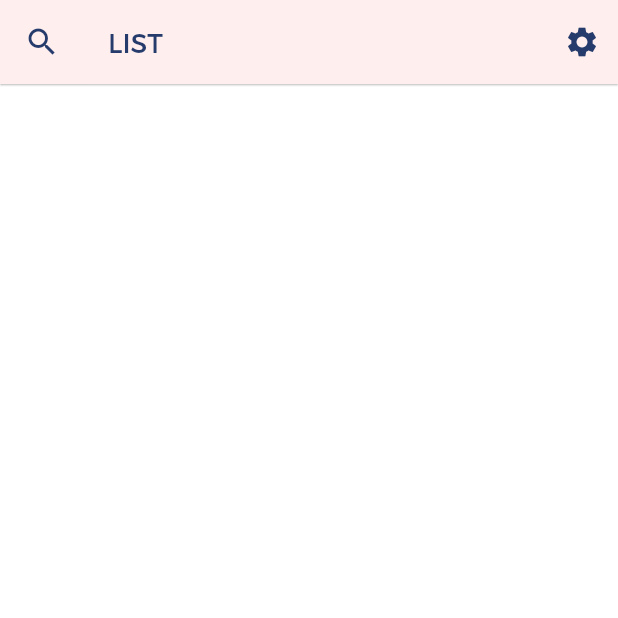
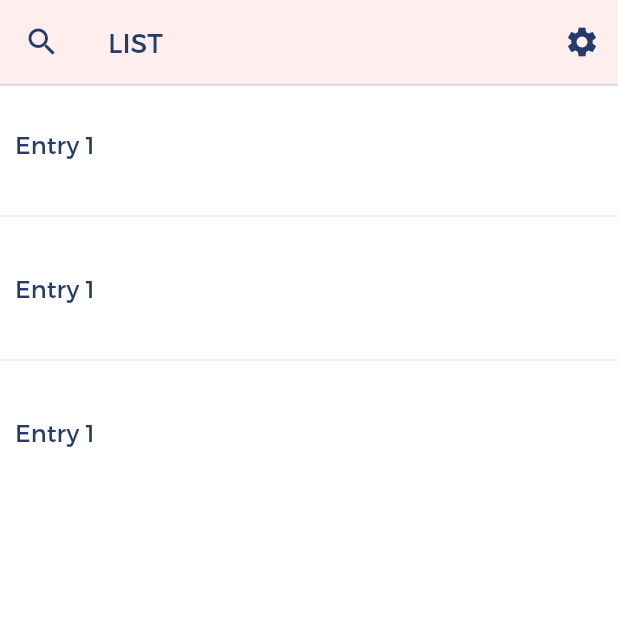
Before and after one commit to mroom-software/mr-pwd-mobile, a Flutter app: the ListScreen screen opened by its route, on a phone screen of 412 x 824 dp, the top half of it. Run offline on Flutter 3.47's test engine with Material 2 defaults, Android fonts, the phone set to English and light mode, and no system bars; our stand-ins replace dio, flutter_secure_storage, sqflite, sticky_headers; missing offline and left inert: eosdart; accounts and stored records are empty.

Commit message:
Add missing screens

```diff
--- a/lib/bc/eos/eos.dart
+++ b/lib/bc/eos/eos.dart
@@ -73,3 +73,5 @@ class EOS {
     });
   }
 }
+
+final eos = new EOS();
--- a/lib/bc/ethereum/ethereum.dart
+++ b/lib/bc/ethereum/ethereum.dart
@@ -0,0 +1,6 @@
+
+class Ethereum {
+
+}
+
+final ether = Ethereum();
--- a/lib/data/db/db.dart
+++ b/lib/data/db/db.dart
@@ -25,7 +25,8 @@ class DB {
             create table users (
               id integer primary key autoincrement,
               name text,
-              chainURL text not null,
+              chainID text not null,
+              network text default 'eos',
               password integer)
           ''');
         },
--- a/lib/routes.dart
+++ b/lib/routes.dart
@@ -1,7 +1,9 @@
 import 'package:flutter/material.dart';
+import 'package:blockpass/screens/settings.dart';
 import 'package:blockpass/screens/login.dart';
 import 'package:blockpass/screens/import.dart';
 import 'package:blockpass/screens/list.dart';
+import 'package:blockpass/screens/add.dart';
 
 
 class Routes extends StatelessWidget {
@@ -26,6 +28,8 @@ class Routes extends StatelessWidget {
         '/': (context) => LoginScreen(),
         '/import': (context) => ImportScreen(),
         '/list': (context) => ListScreen(),
+        '/settings': (context) => SettingsScreen(),
+        '/add': (context) => AddScreen(),
       },
     );
   }
--- a/lib/screens/list.dart
+++ b/lib/screens/list.dart
@@ -1,3 +1,5 @@
+import 'package:sticky_headers/sticky_headers.dart';
+import 'package:blockpass/config/app.dart';
 import 'package:flutter/material.dart';
 
 class ListScreen extends StatefulWidget {
@@ -8,6 +10,19 @@ class ListScreen extends StatefulWidget {
 }
 
 class _ListScreenState extends State<ListScreen> {
+
+  List entries = ['1', '1', '1'];
+
+  @override
+  void initState() {
+    print(app.user.toString());
+    super.initState();
+  }
+
+
+  void btnSearchTouched() {
+
+  }
 
   @override
   Widget build(BuildContext context) {
@@ -23,7 +38,7 @@ class _ListScreenState extends State<ListScreen> {
           style: Theme.of(context).textTheme.title,
         ),
         leading: IconButton(
-          onPressed: null,
+          onPressed: () => btnSearchTouched(),
           icon: Icon(
             Icons.search,
             color: Theme.of(context).primaryColor,
@@ -31,7 +46,7 @@ class _ListScreenState extends State<ListScreen> {
         ),
         actions: <Widget>[
           IconButton(
-            onPressed: null,
+            onPressed: () => Navigator.of(context).pushNamed('/settings'),
             icon: Icon(
               Icons.settings,
               color: Theme.of(context).primaryColor,
@@ -39,9 +54,26 @@ class _ListScreenState extends State<ListScreen> {
           ),
         ],
       ),
-      body: Container(
-
-
+      body: ListView.separated(
+        itemCount: entries.length,
+        itemBuilder: (BuildContext context, int index) {
+          return GestureDetector(
+            child: Container(
+              color: Color.fromRGBO(255, 255, 255, 0),
+              padding: const EdgeInsets.all(10.0),
+              height: 80,
+              child: Text(
+                'Entry ${entries[index]}',
+                style: TextStyle(
+                  fontSize: 16.0,
+                ),
+              ),
+              alignment: Alignment(-1, 0),
+            ),
+            onTap: () => Navigator.pushNamed(context, '/add'),
+          );
+        },
+        separatorBuilder: (BuildContext context, int index) => const Divider(color: Color.fromRGBO(108, 123, 138, 0.2)),
       ),
     );
   }
--- a/pubspec.yaml
+++ b/pubspec.yaml
@@ -28,6 +28,7 @@ dependencies:
   eosdart: ^0.4.1
   flutter_progress_hud: ^1.0.1
   flutter_secure_storage: ^3.2.1+1
+  sticky_headers: ^0.1.8
 
 dev_dependencies:
   flutter_test:
```
Also changed, not shown: lib/data/models/user.dart (+13 -5 lines), lib/screens/add.dart (+31 -0 lines), lib/screens/import.dart (+5 -6 lines), lib/screens/login.dart (+2 -5 lines), lib/screens/settings.dart (+31 -0 lines), lib/utils/utils.dart (+18 -0 lines), lib/widgets/combobox_widget.dart (renamed from lib/widgets/text_combo_widget.dart, +4 -4 lines), lib/widgets/pwd_row_widget.dart (added, +15 -0 lines), lib/widgets/setting_row_widget.dart (added, +15 -0 lines), pubspec.lock.
